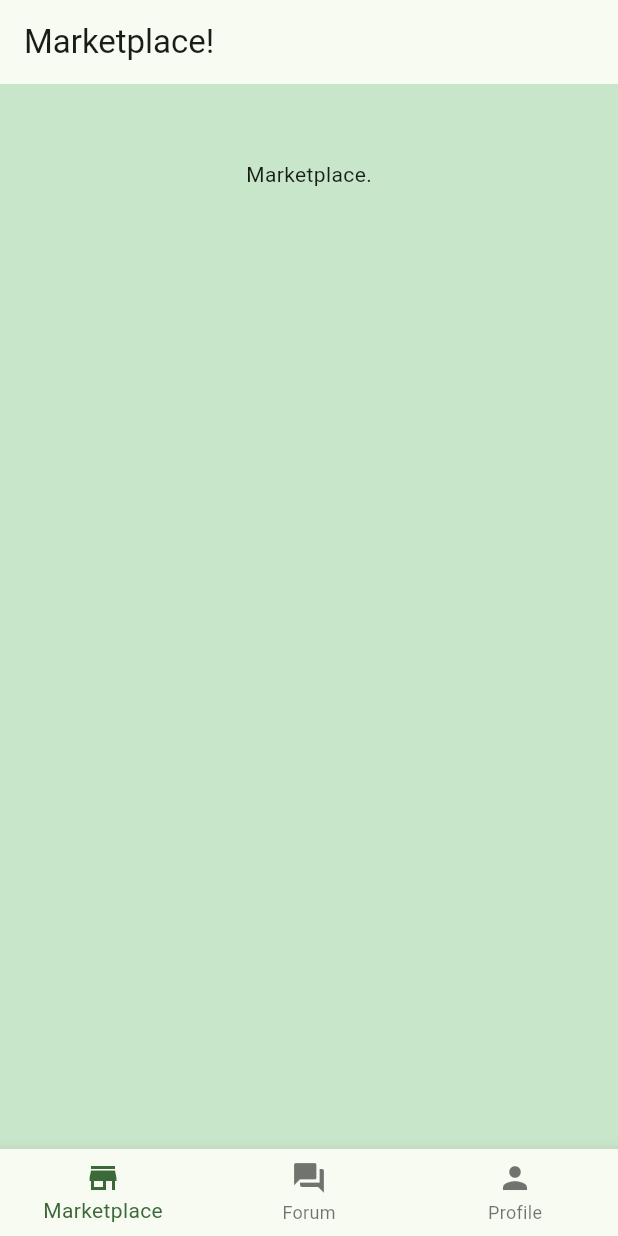
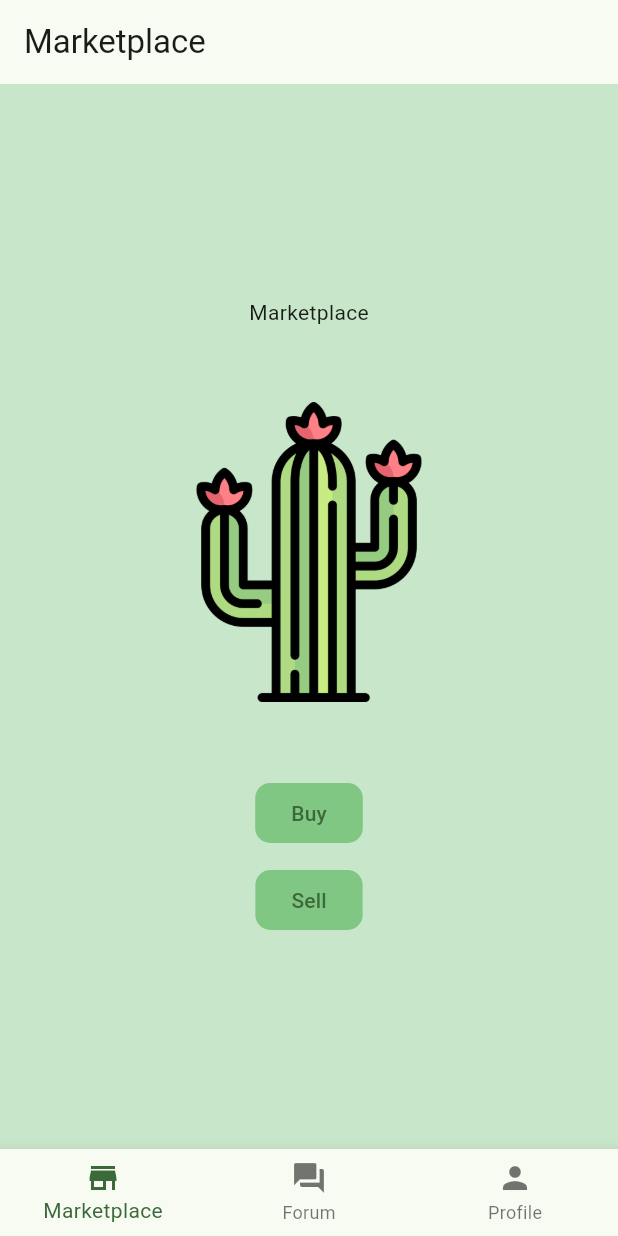
Before and after one commit to ajisairen/ingrained, a Flutter app: the screen it shows after launch, on a phone screen of 412 x 824 dp. Run offline on Flutter 3.47's test engine with Material 3 defaults, Android fonts, the light colour scheme and no system bars.

Commit message:
added buttons and spacing to marketplace, edited button style

```diff
--- a/lib/main.dart
+++ b/lib/main.dart
@@ -20,8 +20,17 @@ class MyApp extends StatelessWidget {
         useMaterial3: true,
         colorScheme: ColorScheme.fromSeed(
           seedColor: Colors.green,
-        )
         ),
+        elevatedButtonTheme: ElevatedButtonThemeData(
+          style: ElevatedButton.styleFrom(
+            elevation: 0,
+            backgroundColor: Colors.green[300],
+            shape: RoundedRectangleBorder(
+              borderRadius: BorderRadius.circular(10),
+            ),
+          ),
+        ),
+      ),
       routes: {
         '/marketplace': (context) => const MarketPage(),
         '/forum': (context) => const ForumPage(),
--- a/lib/src/pages/marketplace_page.dart
+++ b/lib/src/pages/marketplace_page.dart
@@ -6,16 +6,37 @@ class MarketPage extends StatelessWidget {
   @override
   Widget build(BuildContext context) {
     return Scaffold(
-      appBar: AppBar(title: Text("Marketplace!")),
-      backgroundColor: Colors.green[100],
-      body: SafeArea(
-        child: Column(
-          children: [
-            const SizedBox(height: 50),
-            Center(
-              child: Text("Marketplace."))],
-        )
-      )
-    );
+        appBar: AppBar(title: Text("Marketplace")),
+        backgroundColor: Colors.green[100],
+        body: SafeArea(
+            child: Center(
+          child: Column(
+            mainAxisAlignment: MainAxisAlignment.center,
+            children: [
+              Center(child: Text("Marketplace")),
+              const SizedBox(height: 50),
+              Image.asset(
+                'assets/images/cactus.png',
+                width: 200,
+                height: 200,
+                fit: BoxFit.cover,
+              ),
+              const SizedBox(height: 50),
+              ElevatedButton(
+                onPressed: () {
+                  // Add your onPressed code here!
+                },
+                child: Text('Buy'),
+              ),
+              const SizedBox(height: 10),
+              ElevatedButton(
+                onPressed: () {
+                  // Add your onPressed code here!
+                },
+                child: Text('Sell'),
+              ),
+            ],
+          ),
+        )));
   }
 }
```
Also changed, not shown: assets/images/cactus.png (added).
